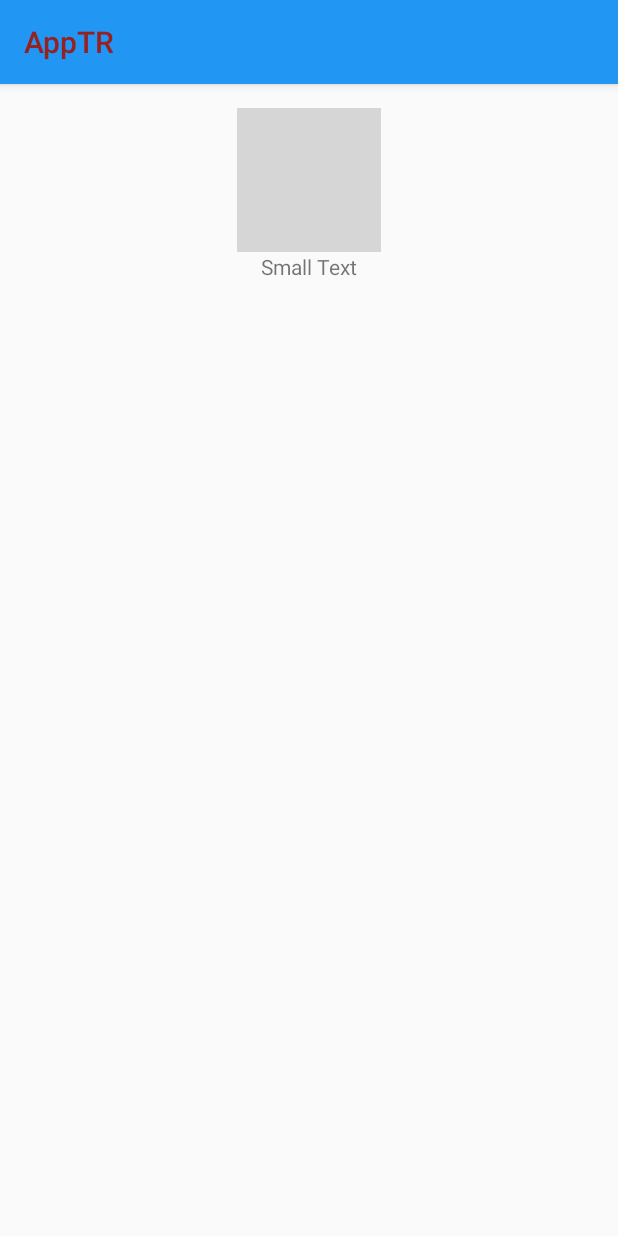
After one commit to balpaula/AppTR, an Android app: the fragment ComFuncionaFragment shown on its own in the app's theme, on a phone screen of 412 x 824 dp. The commit adds this screen. Run offline under Robolectric (Android 15) with nearby library versions, the phone set to English and light mode, and no system bars; grey boxes are pictures that could not be loaded.

Commit message:
com funciona + els colors

```diff
--- /dev/null
+++ b/app/src/main/java/com/example/paula/apptr/ComFuncionaFragment.java
@@ -0,0 +1,46 @@
+package com.example.paula.apptr;
+
+import android.os.Bundle;
+import android.support.annotation.Nullable;
+import android.support.v4.app.Fragment;
+import android.view.LayoutInflater;
+import android.view.View;
+import android.view.ViewGroup;
+import android.widget.ImageView;
+import android.widget.TextView;
+
+/**
+ * Created by Paula on 15/08/2016.
+ */
+public class ComFuncionaFragment extends Fragment {
+
+    public static final String ImageIDKey = "imagekey";
+    public static final String DescriptionKey ="descriptionkey";
+
+    @Override
+    public View onCreateView(LayoutInflater inflater, @Nullable ViewGroup container, @Nullable Bundle savedInstanceState) {
+
+        View view = inflater.inflate(R.layout.fragment_com_funciona, container, false);
+
+        Bundle bundle = getArguments();
+        if (bundle != null)
+        {
+            int imageID = bundle.getInt(ImageIDKey);
+            String description = bundle.getString(DescriptionKey);
+
+            setValues(view, imageID, description);
+        }
+
+        return view;
+    }
+
+    private void setValues(View view, int imageID, String description) {
+
+        ImageView imageView = (ImageView) view.findViewById(R.id.imageViewComFunciona);
+        imageView.setImageResource(imageID);
+
+        TextView textView = (TextView) view.findViewById(R.id.tvFotoDescription);
+        textView.setText(description);
+
+    }
+}
--- /dev/null
+++ b/app/src/main/res/layout/fragment_com_funciona.xml
@@ -0,0 +1,21 @@
+<?xml version="1.0" encoding="utf-8"?>
+<LinearLayout xmlns:android="http://schemas.android.com/apk/res/android"
+    android:orientation="vertical" android:layout_width="match_parent"
+    android:layout_height="match_parent">
+
+    <ImageView
+        android:layout_width="wrap_content"
+        android:layout_height="wrap_content"
+        android:id="@+id/imageViewComFunciona"
+        android:layout_gravity="center_horizontal"
+        android:src="@drawable/comfunciona1"
+        android:layout_marginTop="@dimen/activity_vertical_margin" />
+
+    <TextView
+        android:layout_width="wrap_content"
+        android:layout_height="wrap_content"
+        android:textAppearance="?android:attr/textAppearanceSmall"
+        android:text="Small Text"
+        android:id="@+id/tvFotoDescription"
+        android:layout_gravity="center_horizontal" />
+</LinearLayout>
```
Also changed, not shown: app/src/main/java/com/example/paula/apptr/ComFuncionaPageAdapter.java (added, +72 -0 lines), app/src/main/java/com/example/paula/apptr/pantallaComFunciona3.java (added, +82 -0 lines), app/src/main/java/com/example/paula/apptr/pantallaElsColors.java (+18 -0 lines), app/src/main/res/layout/activity_pantalla_com_funciona3.xml (added, +15 -0 lines), app/src/main/res/layout/activity_pantalla_els_colors.xml (+52 -49 lines).
